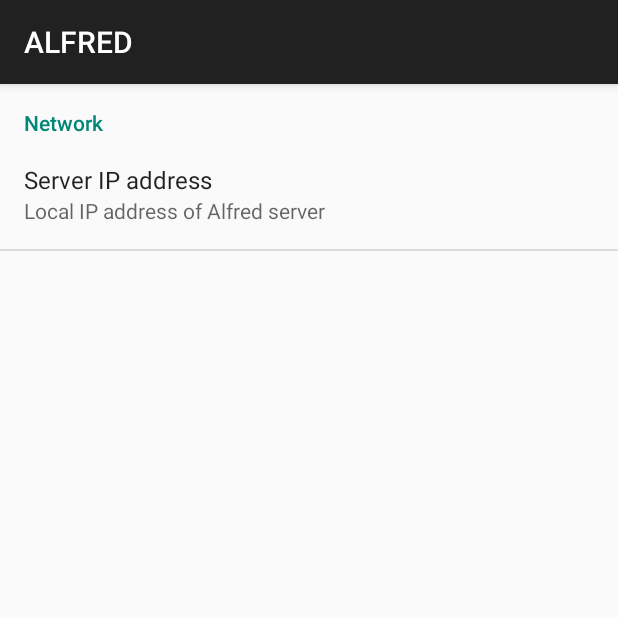
After one commit to Team-ALFRED/alfred-mobile, an Android app: the fragment SettingsFragment shown on its own in the app's theme, on a phone screen of 412 x 824 dp, the top half of it. The commit adds this screen. Run offline under Robolectric (Android 15) with nearby library versions, the phone set to English and light mode, and no system bars.

Commit message:
Working application

```diff
--- a/app/src/main/java/edu/utexas/seniordesign/alfred/Constants.java
+++ b/app/src/main/java/edu/utexas/seniordesign/alfred/Constants.java
@@ -1,5 +1,5 @@
 package edu.utexas.seniordesign.alfred;
 
 public class Constants {
-    public static final String ALFRED_URL = "http://alfred.lf.lc:5000";
+    public static final String ALFRED_URL = "http://10.147.72.250:5000";
 }
--- a/app/src/main/java/edu/utexas/seniordesign/alfred/DeliveryFragment.java
+++ b/app/src/main/java/edu/utexas/seniordesign/alfred/DeliveryFragment.java
@@ -2,7 +2,7 @@ package edu.utexas.seniordesign.alfred;
 
 import android.app.Activity;
 import android.os.Bundle;
-import android.support.v4.app.Fragment;
+import android.app.Fragment;
 import android.view.LayoutInflater;
 import android.view.View;
 import android.view.ViewGroup;
@@ -15,7 +15,6 @@ public class DeliveryFragment extends Fragment {
 
     public DeliveryFragment() {
     }
-
 
     @Override
     public View onCreateView(LayoutInflater inflater, ViewGroup container,
--- /dev/null
+++ b/app/src/main/java/edu/utexas/seniordesign/alfred/SettingsFragment.java
@@ -0,0 +1,25 @@
+package edu.utexas.seniordesign.alfred;
+
+import android.app.Activity;
+import android.content.SharedPreferences;
+import android.os.Bundle;
+import android.preference.PreferenceFragment;
+import android.preference.PreferenceManager;
+
+public class SettingsFragment extends PreferenceFragment {
+    public static final String PREF_KEY_NETWORK_SETTINGS = "pref_key_network_settings";
+    public static final String PREF_KEY_IP_ADDRESS = "pref_key_ip_address";
+    public static final String PREF_DEFAULT_IP_ADDRESS = "10.147.68.229:5000";
+
+    @Override
+    public void onCreate(Bundle savedInstanceState) {
+        super.onCreate(savedInstanceState);
+        addPreferencesFromResource(R.xml.preferences);
+        PreferenceManager.setDefaultValues(getActivity(), R.xml.preferences, false);
+    }
+
+    public static String getPref(Activity activity, String prefKey) {
+        SharedPreferences sharedPref = PreferenceManager.getDefaultSharedPreferences(activity);
+        return sharedPref.getString(prefKey, PREF_DEFAULT_IP_ADDRESS);
+    }
+}
--- a/app/src/main/res/menu/menu_main.xml
+++ b/app/src/main/res/menu/menu_main.xml
@@ -1,6 +1,5 @@
 <menu xmlns:android="http://schemas.android.com/apk/res/android"
     xmlns:app="http://schemas.android.com/apk/res-auto"
     xmlns:tools="http://schemas.android.com/tools" tools:context=".MainActivity">
-    <item android:id="@+id/action_settings" android:title="@string/action_settings"
-        android:orderInCategory="100" app:showAsAction="never" />
+    <item android:id="@+id/action_settings" android:title="@string/main_settings"/>
 </menu>
--- a/app/src/main/res/values/strings.xml
+++ b/app/src/main/res/values/strings.xml
@@ -1,9 +1,10 @@
 <resources>
     <string name="app_name">ALFRED</string>
 
-    <string name="hello_world">Hello world!</string>
-    <string name="action_settings">Settings</string>
-
-<!-- TODO: Remove or change this placeholder text -->
-    <string name="hello_blank_fragment">Hello blank fragment</string>
+    <string name="pref_network_title">Network</string>
+    <string name="pref_summary_ip_address">Local IP address of Alfred server</string>
+    <string name="pref_title_ip_address">Server IP address</string>
+    <string name="pref_default_ip_address">10.147.68.229:5000</string>
+    <string name="main_settings">Settings</string>
+    <string name="error_network">Error connecting to server.</string>
 </resources>
--- /dev/null
+++ b/app/src/main/res/xml/preferences.xml
@@ -0,0 +1,12 @@
+<PreferenceScreen xmlns:android="http://schemas.android.com/apk/res/android">
+    <PreferenceCategory
+        android:title="@string/pref_network_title"
+        android:key="pref_key_network_settings">
+        <EditTextPreference
+            android:key="pref_key_ip_address"
+            android:summary="@string/pref_summary_ip_address"
+            android:title="@string/pref_title_ip_address"
+            android:defaultValue="@string/pref_default_ip_address"
+        />
+    </PreferenceCategory>
+</PreferenceScreen>
```
Also changed, not shown: app/src/main/java/edu/utexas/seniordesign/alfred/DeliveryTask.java (+12 -9 lines), app/src/main/java/edu/utexas/seniordesign/alfred/ItemFragment.java (+14 -10 lines), app/src/main/java/edu/utexas/seniordesign/alfred/MainActivity.java (+53 -17 lines), app/src/main/java/edu/utexas/seniordesign/alfred/MapFragment.java (+33 -6 lines), app/src/main/java/edu/utexas/seniordesign/alfred/models/Delivery.java (+5 -5 lines).
